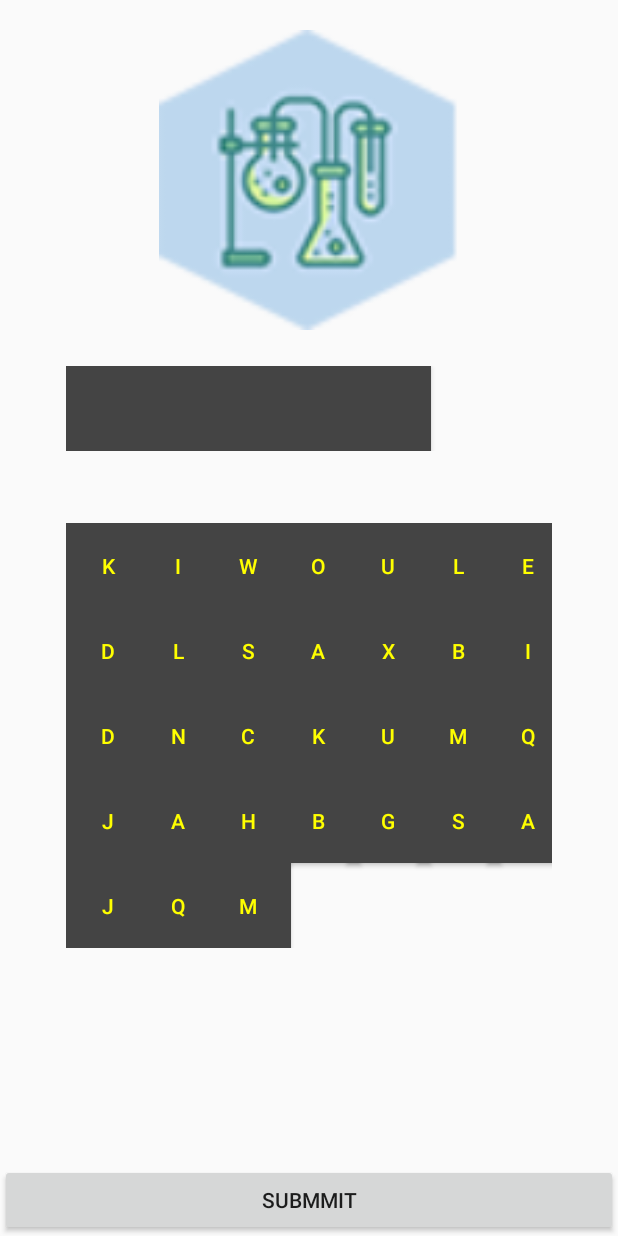
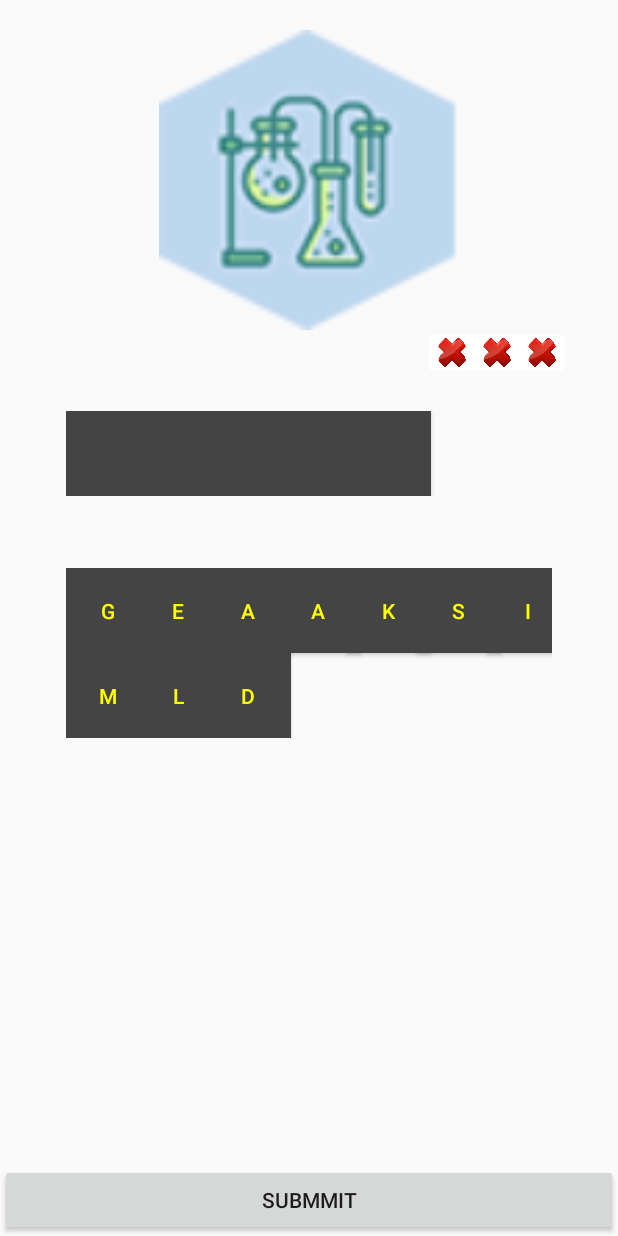
Before and after one commit to samosa76/Tes, an Android app: the screen it shows after launch (MainActivity), on a phone screen of 412 x 824 dp. Run offline under Robolectric (Android 15) with nearby library versions, the phone set to English and light mode, and no system bars.

```diff
--- a/app/src/main/java/com/osa/tes/MainActivity.java
+++ b/app/src/main/java/com/osa/tes/MainActivity.java
@@ -42,7 +42,12 @@ public class MainActivity extends AppCompatActivity {
     public char[] answer;
     public char[] jawab;
 
+    public static int nilai= 0;
+
     String correct_answer;
+
+    public ImageView[] img;
+    public int numParts=3;
 
 
     @Override
@@ -56,6 +61,12 @@ public class MainActivity extends AppCompatActivity {
 
     private void Initialization() {
 
+        img = new ImageView[numParts];
+
+        img[0] = (ImageView)findViewById(R.id.img1);
+        img[1] = (ImageView)findViewById(R.id.img2);
+        img[2] = (ImageView)findViewById(R.id.img3);
+
         gridViewAnswer  = (GridView)findViewById(R.id.gridViewAnswer);
         gridViewSuggest = (GridView)findViewById(R.id.gridViewOption);
 
@@ -65,15 +76,19 @@ public class MainActivity extends AppCompatActivity {
 
         btnSubmmit = (Button)findViewById(R.id.btnSubmmit);
 
+
         btnSubmmit.setOnClickListener(new View.OnClickListener() {
             @Override
             public void onClick(View v) {
                 String result= "";
+
+
                 for (int i=0; i< Common.user_submmit_answer.length; i++)
                     result+=String.valueOf(Common.user_submmit_answer[i]);
 
                 if (result.equals(correct_answer)){
-                    Toast.makeText(getApplicationContext(), "Betull", Toast.LENGTH_SHORT).show();
+                    nilai++;
+                    Toast.makeText(getApplicationContext(), "Betull"+nilai, Toast.LENGTH_SHORT).show();
 
                     //reset
                     Common.count = 0;
@@ -89,6 +104,9 @@ public class MainActivity extends AppCompatActivity {
                     suggestAdapter.notifyDataSetChanged();
 
                     setUpList();
+
+
+
                 }
                 else{
                     Toast.makeText(MainActivity.this, "Incorrect", Toast.LENGTH_SHORT).show();
@@ -109,6 +127,7 @@ public class MainActivity extends AppCompatActivity {
         correct_answer = correct_answer.substring(correct_answer.lastIndexOf("/")+1);
 
         answer = correct_answer.toCharArray();
+        jawab = new char[Common.alphabet_character.length];
 
 //        String suggest = Common.alphabet_character.toString().replaceAll(",","");
 //        jawab = suggest.substring(1, suggest.length()-1).replaceAll(" ","").toCharArray();
@@ -123,7 +142,7 @@ public class MainActivity extends AppCompatActivity {
         }
 
         //Random add some character
-        for (int i = Common.alphabet_character.length; i<Common.alphabet_character.length*2; i++)
+        for (int i = answer.length; i<answer.length*2; i++)
             suggestSource.add(Common.alphabet_character[random.nextInt(Common.alphabet_character.length)]);
 
         //mengacak urutan
--- a/app/src/main/res/layout/activity_main.xml
+++ b/app/src/main/res/layout/activity_main.xml
@@ -19,6 +19,33 @@
             android:id="@+id/imgTes"
             android:layout_width="match_parent"
             android:layout_height="200dp" />
+
+        <LinearLayout
+            android:paddingRight="16dp"
+            android:gravity="end"
+            android:layout_width="match_parent"
+            android:layout_height="wrap_content"
+            android:orientation="horizontal">
+
+            <ImageView
+                android:id="@+id/img1"
+                android:layout_width="30dp"
+                android:layout_height="30dp"
+                android:src="@drawable/salah"/>
+
+            <ImageView
+                android:id="@+id/img2"
+                android:layout_width="30dp"
+                android:layout_height="30dp"
+                android:src="@drawable/salah"/>
+
+            <ImageView
+                android:id="@+id/img3"
+                android:layout_width="30dp"
+                android:layout_height="30dp"
+                android:src="@drawable/salah"/>
+
+        </LinearLayout>
 
         <GridView
 
```
Also changed, not shown: app/src/main/java/com/osa/tes/Adapter/GridViewSuggestAdapter.java (+38 -4 lines), app/src/main/res/drawable/salah.png (added).
